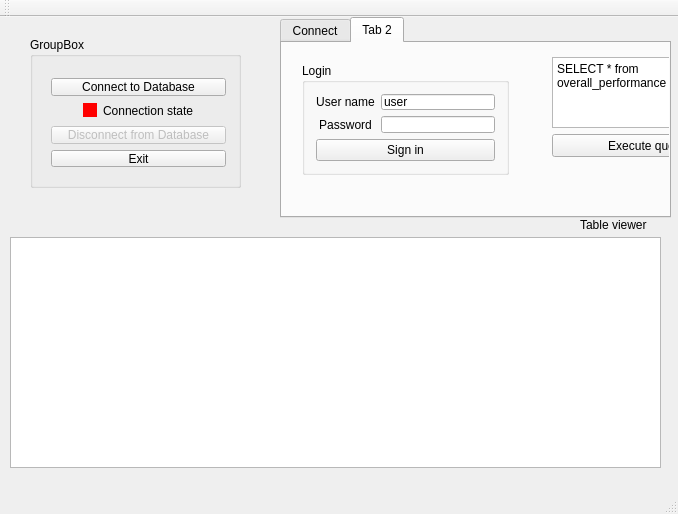
Qt form mainwindow.ui (palucki/leauge-explorer) before a commit.
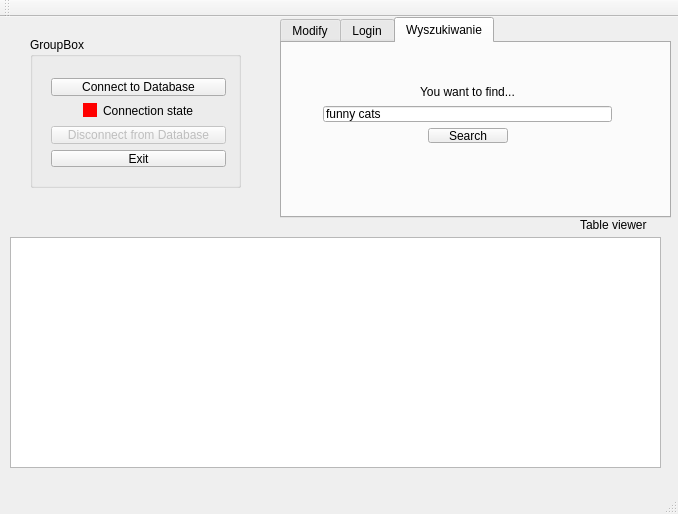
The same form after that commit. The open tabs and pages were chosen to show the change.

Diff of the .ui file:
```diff
--- a/mainwindow.ui
+++ b/mainwindow.ui
@@ -63,7 +63,7 @@
     </property>
     <widget class="QWidget" name="tab">
      <attribute name="title">
-      <string>Connect</string>
+      <string>Modify</string>
      </attribute>
      <widget class="QWidget" name="gridLayoutWidget">
       <property name="geometry">
@@ -143,7 +143,7 @@
     </widget>
     <widget class="QWidget" name="tab_2">
      <attribute name="title">
-      <string>Tab 2</string>
+      <string>Login</string>
      </attribute>
      <widget class="QPlainTextEdit" name="queryEditor">
       <property name="enabled">
@@ -243,11 +243,104 @@
        </item>
       </layout>
      </widget>
-     <zorder>queryEditor</zorder>
-     <zorder>executeQueryButton</zorder>
-     <zorder>verticalLayoutWidget</zorder>
-     <zorder>verticalLayoutWidget_2</zorder>
-     <zorder>loginGroupBox</zorder>
+    </widget>
+    <widget class="QWidget" name="tab_3">
+     <attribute name="title">
+      <string>Wyszukiwanie</string>
+     </attribute>
+     <widget class="QWidget" name="layoutWidget">
+      <property name="geometry">
+       <rect>
+        <x>30</x>
+        <y>30</y>
+        <width>311</width>
+        <height>81</height>
+       </rect>
+      </property>
+      <layout class="QVBoxLayout" name="verticalLayout_3">
+       <item>
+        <layout class="QHBoxLayout" name="horizontalLayout_2">
+         <item>
+          <spacer name="horizontalSpacer">
+           <property name="orientation">
+            <enum>Qt::Horizontal</enum>
+           </property>
+           <property name="sizeHint" stdset="0">
+            <size>
+             <width>40</width>
+             <height>20</height>
+            </size>
+           </property>
+          </spacer>
+         </item>
+         <item>
+          <widget class="QLabel" name="label_5">
+           <property name="text">
+            <string>You want to find...</string>
+           </property>
+          </widget>
+         </item>
+         <item>
+          <spacer name="horizontalSpacer_2">
+           <property name="orientation">
+            <enum>Qt::Horizontal</enum>
+           </property>
+           <property name="sizeHint" stdset="0">
+            <size>
+             <width>40</width>
+             <height>20</height>
+            </size>
+           </property>
+          </spacer>
+         </item>
+        </layout>
+       </item>
+       <item>
+        <widget class="QLineEdit" name="searchLineEdit">
+         <property name="text">
+          <string>funny cats</string>
+         </property>
+        </widget>
+       </item>
+       <item>
+        <layout class="QHBoxLayout" name="horizontalLayout">
+         <item>
+          <spacer name="horizontalSpacer_5">
+           <property name="orientation">
+            <enum>Qt::Horizontal</enum>
+           </property>
+           <property name="sizeHint" stdset="0">
+            <size>
+             <width>40</width>
+             <height>20</height>
+            </size>
+           </property>
+          </spacer>
+         </item>
+         <item>
+          <widget class="QPushButton" name="searchButton">
+           <property name="text">
+            <string>Search</string>
+           </property>
+          </widget>
+         </item>
+         <item>
+          <spacer name="horizontalSpacer_6">
+           <property name="orientation">
+            <enum>Qt::Horizontal</enum>
+           </property>
+           <property name="sizeHint" stdset="0">
+            <size>
+             <width>40</width>
+             <height>20</height>
+            </size>
+           </property>
+          </spacer>
+         </item>
+        </layout>
+       </item>
+      </layout>
+     </widget>
     </widget>
    </widget>
    <widget class="QGroupBox" name="groupBox_2">
```
Left out of the diff: 2 changed lines with no effect on the pictures.
